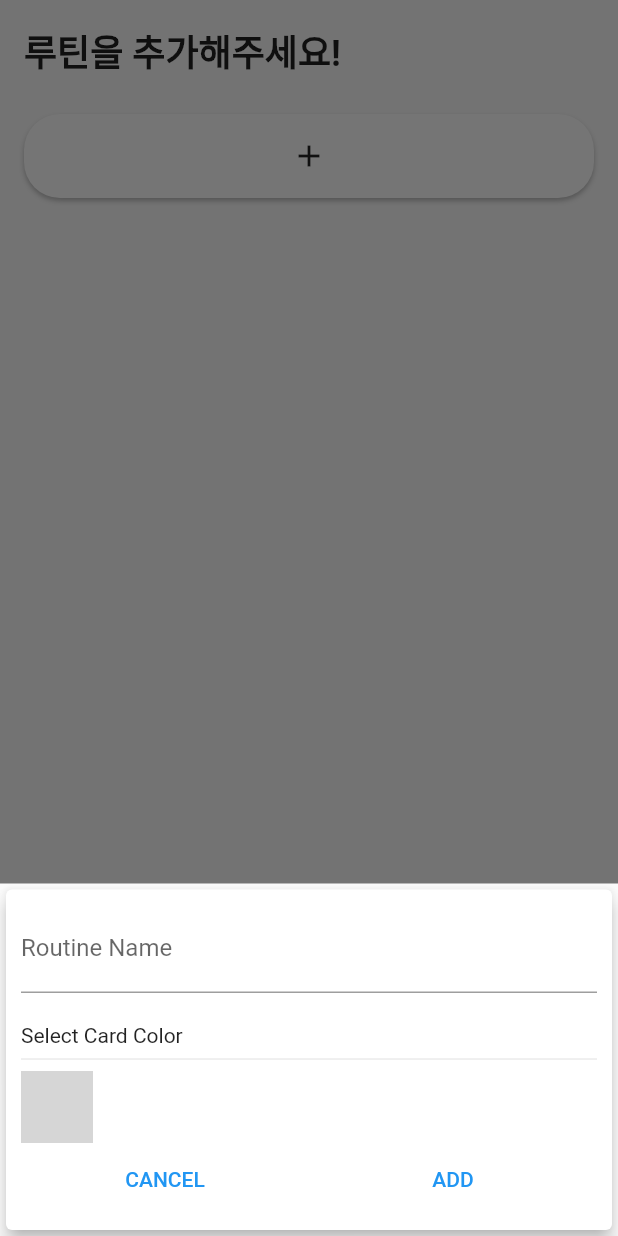
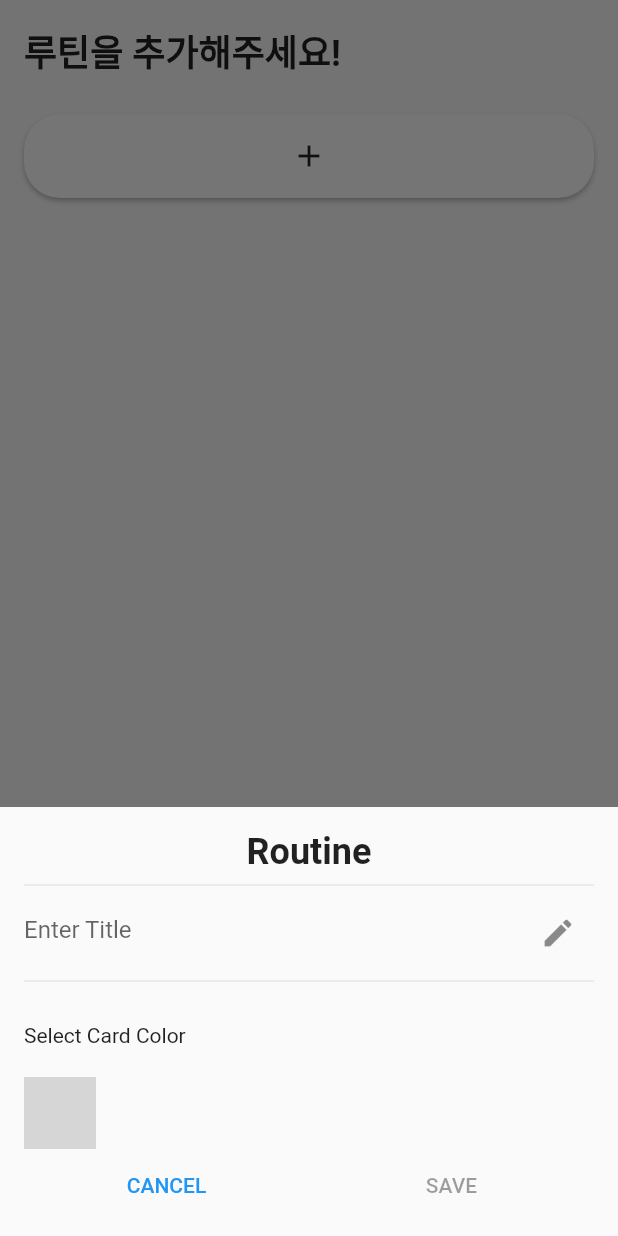
Before and after one commit to biryang/exercise_timer, a Flutter app: the screen it shows after launch, after a tap on the "add" icon, on a phone screen of 412 x 824 dp. Run offline on Flutter 3.47's test engine with Material 2 defaults, Android fonts, the phone set to English and light mode, and no system bars; our stand-ins replace audioplayers, font_awesome_flutter, get, hive, hive_flutter, numberpicker and 2 more; missing offline and left inert: flex_color_picker; accounts and stored records are empty; generated files the repository leaves out were written again; Roboto replaces fonts that are missing (NotoSans); statements that could not run were skipped; grey boxes are pictures that could not be loaded.

Commit message:
루틴 수정 페이지에서 삭제 가능하도록 변경

```diff
--- a/lib/controllers/mainController.dart
+++ b/lib/controllers/mainController.dart
@@ -26,9 +26,10 @@ class MainController extends GetxController {
 
   addRoutine({String title, int color}) async {
     var _box = await Hive.openBox<RoutineModel>('routines');
+
     print(color);
     _box.add(
-      RoutineModel(title: title, index: 1, color: color),
+      RoutineModel(title: title, color: color),
     );
     readRoutine();
 
@@ -55,11 +56,11 @@ class MainController extends GetxController {
     }
     routineList = readRoutines;
     update();
-
+    // _box.clear();
     print('read items ${_box.length}');
   }
 
-  modifyRoutine({String title}) async {
+  modifyRoutine({String title, int color}) async {
     int _key = selectRoutine.index;
     var _box = await Hive.openBox<RoutineModel>('routines');
     String toJson;
@@ -71,7 +72,7 @@ class MainController extends GetxController {
         RoutineModel(
             title: title,
             index: _box.get(_key).index,
-            color: _box.get(_key).color,
+            color: color,
             timerList: _box.get(_key).timerList));
     readRoutine();
 
@@ -95,6 +96,7 @@ class MainController extends GetxController {
         RoutineModel(
             title: _box.get(_key).title,
             index: _box.get(_key).index,
+            color: _box.get(_key).color,
             timerList: toJson));
     update();
   }
--- a/lib/models/routine_model.dart
+++ b/lib/models/routine_model.dart
@@ -1,3 +1,4 @@
+import 'package:flutter/cupertino.dart';
 import 'package:hive/hive.dart';
 
 part 'routine_model.g.dart';
--- a/lib/widgets/input_routine.dart
+++ b/lib/widgets/input_routine.dart
@@ -1,59 +1,137 @@
+import 'package:exercise_timer/controllers/mainController.dart';
+import 'package:exercise_timer/models/routine_model.dart';
 import 'package:flex_color_picker/flex_color_picker.dart';
 import 'package:flutter/material.dart';
+import 'package:font_awesome_flutter/font_awesome_flutter.dart';
+import 'package:get/get.dart';
 
-class NewRoutine extends StatefulWidget {
-  final Function addRoutine;
+class InputRoutine extends StatefulWidget {
+  final Function inputRoutine;
+  final RoutineModel routine;
 
-  NewRoutine(this.addRoutine);
+  InputRoutine({this.inputRoutine, this.routine});
 
   @override
-  _NewRoutineState createState() => _NewRoutineState();
+  _InputRoutineState createState() => _InputRoutineState();
 }
 
-class _NewRoutineState extends State<NewRoutine> {
+class _InputRoutineState extends State<InputRoutine> {
+  final controller = Get.put(MainController());
+
   final titleController = TextEditingController();
   int color = 0xffff5252;
   int minutes = 0;
   int seconds = 0;
 
   void _submitData() {
+    if (titleController.text == null) {
+      // titleController.er
+    }
     print(color);
     setState(() {
-      widget.addRoutine(titleController.text, color);
+      widget.inputRoutine(titleController.text, color);
     });
     Navigator.pop(context);
+  }
+
+  void _onRemove(BuildContext ctx, RoutineModel data) {
+    showDialog(
+      context: ctx,
+      builder: (_) {
+        return AlertDialog(
+          title: Text("삭제하시겠습니까?"),
+          actions: [
+            TextButton(
+              onPressed: () {
+                controller.removeRoutine(data);
+                Navigator.pop(ctx);
+                Navigator.pop(ctx);
+              },
+              child: Text('삭제'),
+            ),
+            TextButton(
+              onPressed: () {
+                Navigator.pop(ctx);
+              },
+              child: Text('취소'),
+            ),
+          ],
+        );
+      },
+    );
+  }
+
+  @override
+  void initState() {
+    // TODO: implement initState
+    if (widget.routine != null) {
+      setState(() {
+        color = widget.routine.color;
+        titleController.text = widget.routine.title;
+      });
+    }
+    super.initState();
   }
 
   @override
   Widget build(BuildContext context) {
     return SingleChildScrollView(
-      child: Card(
-        elevation: 5,
       child: Container(
         padding: EdgeInsets.only(
-            top: 10,
-            left: 10,
-            right: 10,
+          top: 16,
+          left: 16,
+          right: 16,
           bottom: MediaQuery.of(context).viewInsets.bottom + 10,
         ),
         child: Column(
           crossAxisAlignment: CrossAxisAlignment.stretch,
           children: [
-              TextField(
-                decoration: InputDecoration(labelText: 'Routine Name'),
+            Row(
+              children: [
+                Expanded(
+                  flex: 1,
+                  child: SizedBox(),
+                ),
+                Expanded(
+                  flex: 2,
+                  child: Text(
+                    'Routine',
+                    textAlign: TextAlign.center,
+                    style: TextStyle(fontWeight: FontWeight.bold, fontSize: 24),
+                  ),
+                ),
+                Expanded(
+                  flex: 1,
+                  child: widget.routine != null
+                      ? IconButton(
+                          onPressed: () {
+                            _onRemove(context, widget.routine);
+                          },
+                          icon: Icon(Icons.delete),
+                          alignment: Alignment.centerRight,
+                        )
+                      : SizedBox(),
+                ),
+              ],
+            ),
+            Divider(),
+            TextFormField(
+              decoration: InputDecoration(
+                  suffixIcon: Icon(Icons.edit),
+                  hintText: 'Enter Title',
+                  border: InputBorder.none),
               controller: titleController,
             ),
-              SizedBox(
-                height: 20,
-              ),
+            Divider(),
+            SizedBox(height: 20),
             Text('Select Card Color'),
-              Divider(),
+            SizedBox(height: 20),
             Container(
               child: SingleChildScrollView(
                 scrollDirection: Axis.horizontal,
                 child: ColorPicker(
                   onColorChanged: (Color selColor) => {color = selColor.value},
-                    color: Color(0xffff5252),
+                  color: Color(color),
                   padding: EdgeInsets.all(0.0),
                   spacing: 10,
                   borderRadius: 20,
@@ -84,8 +162,8 @@ class _NewRoutineState extends State<NewRoutine> {
                   ),
                   Expanded(
                     child: TextButton(
-                        onPressed: _submitData,
-                        child: Text('ADD'),
+                      onPressed: titleController.text.isNotEmpty ? _submitData : null,
+                      child: Text('SAVE'),
                     ),
                   ),
                 ],
@@ -94,7 +172,6 @@ class _NewRoutineState extends State<NewRoutine> {
           ],
         ),
       ),
-      ),
     );
   }
 }
--- a/lib/widgets/new_routine_card.dart
+++ b/lib/widgets/new_routine_card.dart
@@ -8,7 +8,7 @@ import '../constants.dart';
 class NewRoutineCard extends StatelessWidget {
   final controller = Get.put(MainController());
 
-  void _addTimer(String title,int color) {
+  void _addTimer(String title, int color) {
     controller.addRoutine(title: title, color: color);
   }
 
@@ -17,7 +17,7 @@ class NewRoutineCard extends StatelessWidget {
       context: ctx,
       builder: (_) {
         return GestureDetector(
-          child: NewRoutine(_addTimer),
+          child: InputRoutine(inputRoutine: _addTimer),
           behavior: HitTestBehavior.opaque,
         );
       },
```
Also changed, not shown: lib/pages/routine_page.dart (+12 -32 lines), lib/pages/setting_page.dart (+51 -53 lines), lib/widgets/input_timer.dart (+4 -4 lines), lib/widgets/routine_card.dart (+4 -4 lines), lib/widgets/timer_card.dart (+15 -7 lines). Lines whose indentation alone changed are shown as unchanged.
